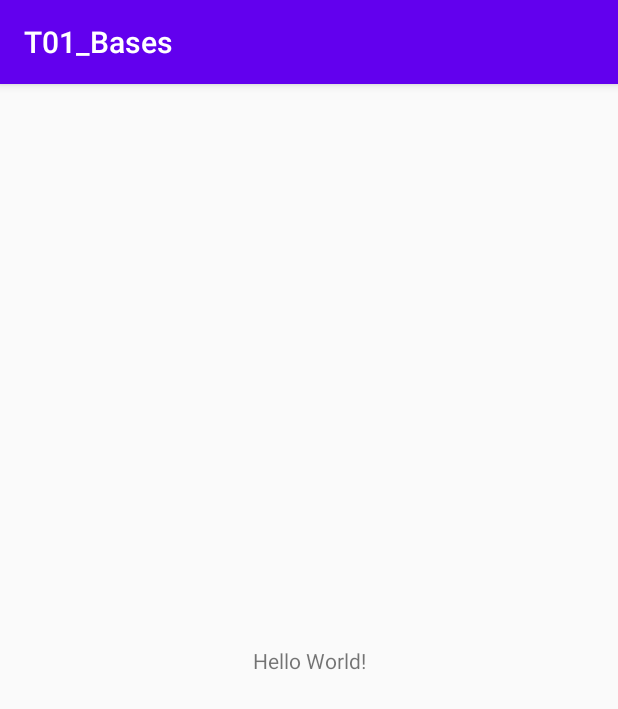
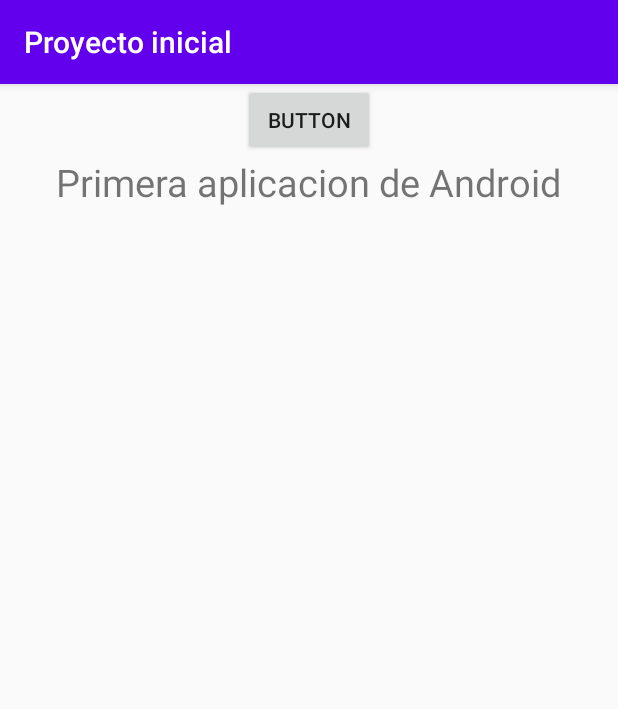
Before and after one commit to Naxxo56/IgnacioArroyoangularFinal, an Android app: the screen it shows after launch (MainActivity), on a phone screen of 412 x 824 dp. Shown: the top 709 px of the screen. Run offline under Robolectric (Android 15) with nearby library versions, the phone set to English and light mode, and no system bars.

Commit message:
30/09 PMDM

```diff
--- a/PMDM/Primer Trimestre/T01_Bases/app/src/main/AndroidManifest.xml
+++ b/PMDM/Primer Trimestre/T01_Bases/app/src/main/AndroidManifest.xml
@@ -1,6 +1,8 @@
 <?xml version="1.0" encoding="utf-8"?>
 <manifest xmlns:android="http://schemas.android.com/apk/res/android"
     package="com.nacho.t01_bases">
+
+
 
     <application
         android:allowBackup="true"
--- a/PMDM/Primer Trimestre/T01_Bases/app/src/main/java/com/nacho/t01_bases/MainActivity.java
+++ b/PMDM/Primer Trimestre/T01_Bases/app/src/main/java/com/nacho/t01_bases/MainActivity.java
@@ -3,12 +3,26 @@ package com.nacho.t01_bases;
 import androidx.appcompat.app.AppCompatActivity;
 
 import android.os.Bundle;
+import android.view.View;
+import android.widget.Button;
+import android.widget.Toast;
 
 public class MainActivity extends AppCompatActivity {
+
+    Button botonInicial;
 
     @Override
     protected void onCreate(Bundle savedInstanceState) {
         super.onCreate(savedInstanceState);
         setContentView(R.layout.activity_main);
+        botonInicial = findViewById(R.id.boton_inicial);
+        botonInicial.setOnClickListener(new View.OnClickListener() {
+            @Override
+            public void onClick(View v) {
+                Toast.makeText(getApplicationContext(),R.string.saludo,Toast.LENGTH_SHORT).show();
+                //Toast.makeText(getApplicationContext(),"Ejemplo",Toast.LENGTH_SHORT).show();
+                //Toast.makeText(getApplicationContext(), "Ejemplo de Toast", Toast.LENGTH_SHORT).show();
+            }
+        });
     }
 }
--- a/PMDM/Primer Trimestre/T01_Bases/app/src/main/res/layout/activity_main.xml
+++ b/PMDM/Primer Trimestre/T01_Bases/app/src/main/res/layout/activity_main.xml
@@ -1,18 +1,26 @@
 <?xml version="1.0" encoding="utf-8"?>
-<androidx.constraintlayout.widget.ConstraintLayout xmlns:android="http://schemas.android.com/apk/res/android"
+<LinearLayout xmlns:android="http://schemas.android.com/apk/res/android"
     xmlns:app="http://schemas.android.com/apk/res-auto"
     xmlns:tools="http://schemas.android.com/tools"
     android:layout_width="match_parent"
-    android:layout_height="match_parent"
+    android:layout_height="wrap_content"
+    android:gravity="center"
+    android:orientation="vertical"
     tools:context=".MainActivity">
+
+    <Button
+        android:id="@+id/boton_inicial"
+        android:layout_width="wrap_content"
+        android:layout_height="wrap_content"
+        android:layout_weight="1"
+        android:text="Button" />
 
     <TextView
         android:layout_width="wrap_content"
         android:layout_height="wrap_content"
-        android:text="Hello World!"
-        app:layout_constraintBottom_toBottomOf="parent"
-        app:layout_constraintLeft_toLeftOf="parent"
-        app:layout_constraintRight_toRightOf="parent"
-        app:layout_constraintTop_toTopOf="parent" />
+        android:textSize="25sp"
+        android:text="Primera aplicacion de Android" />
 
-</androidx.constraintlayout.widget.ConstraintLayout>
+
+
+</LinearLayout>
--- a/PMDM/Primer Trimestre/T01_Bases/app/src/main/res/values/strings.xml
+++ b/PMDM/Primer Trimestre/T01_Bases/app/src/main/res/values/strings.xml
@@ -1,3 +1,4 @@
 <resources>
-    <string name="app_name">T01_Bases</string>
+    <string name="app_name">Proyecto inicial</string>
+    <string name="saludo"> Hola que tal estas </string>
 </resources>
```
Also changed, not shown: 1 other file.
